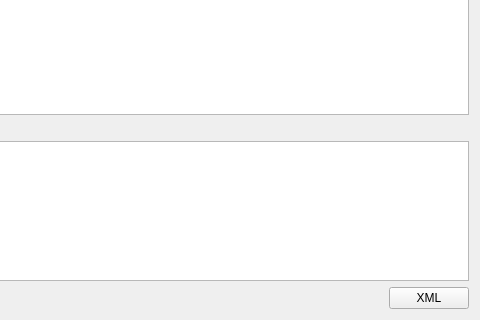
First picture: the form in formship.ui, repository Sergeyego/warehouse, before the edit; both pictures show x 539 to 1019 and y 326 to 646 of the 1019 by 646 pixel window.
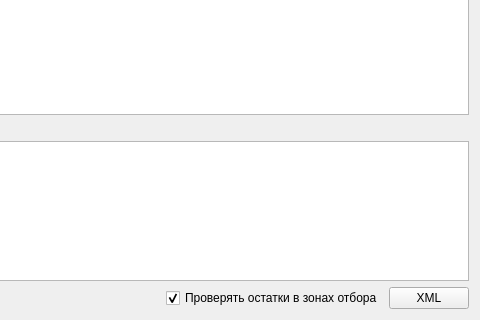
Second picture: the form after the edit. Custom widgets are drawn as their Qt base class.

Commit message: контроль наличия

```diff
--- a/formship.ui
+++ b/formship.ui
@@ -327,6 +327,16 @@
            </property>
           </spacer>
          </item>
+         <item>
+          <widget class="QCheckBox" name="checkBoxOst">
+           <property name="text">
+            <string>Проверять остатки в зонах отбора</string>
+           </property>
+           <property name="checked">
+            <bool>true</bool>
+           </property>
+          </widget>
+         </item>
          <item>
           <widget class="QPushButton" name="pushButtonXml">
            <property name="text">
```
The commit also changes 2 other files.
